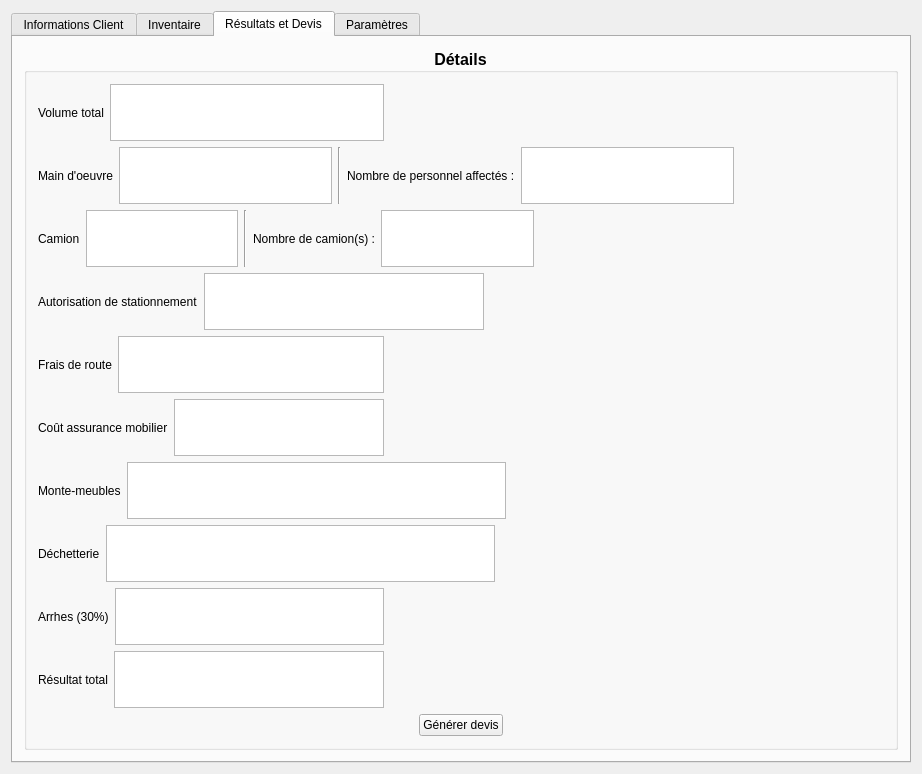
This is DevisMaker/MainWindow.ui in Andreas-Chatti/DevisMaker as Qt 5 draws it before an edit. The edited form follows.
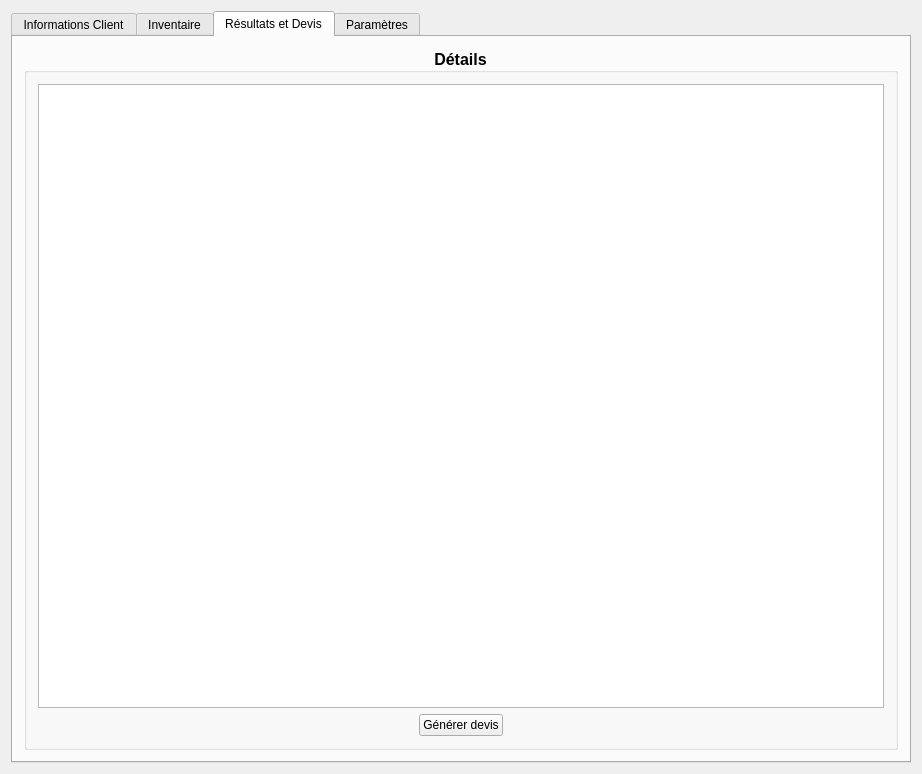
This is the edited form. The open tabs and pages were chosen to show the change.

What changed in the file:
```diff
--- a/DevisMaker/MainWindow.ui
+++ b/DevisMaker/MainWindow.ui
@@ -775,457 +775,7 @@
           </property>
           <layout class="QVBoxLayout" name="verticalLayout_2">
            <item>
-            <layout class="QHBoxLayout" name="horizontalLayout">
-             <item>
-              <widget class="QLabel" name="totalVolumeLabel">
-               <property name="sizePolicy">
-                <sizepolicy hsizetype="Preferred" vsizetype="Preferred">
-                 <horstretch>0</horstretch>
-                 <verstretch>0</verstretch>
-                </sizepolicy>
-               </property>
-               <property name="font">
-                <font>
-                 <family>Segoe UI Historic</family>
-                 <pointsize>9</pointsize>
-                 <bold>false</bold>
-                </font>
-               </property>
-               <property name="text">
-                <string>Volume total</string>
-               </property>
-              </widget>
-             </item>
-             <item>
-              <widget class="QTextBrowser" name="totalVolumeTextBrowser">
-               <property name="sizePolicy">
-                <sizepolicy hsizetype="Expanding" vsizetype="Expanding">
-                 <horstretch>0</horstretch>
-                 <verstretch>0</verstretch>
-                </sizepolicy>
-               </property>
-               <property name="cursor" stdset="0">
-                <cursorShape>IBeamCursor</cursorShape>
-               </property>
-              </widget>
-             </item>
-             <item>
-              <spacer name="horizontalSpacer_9">
-               <property name="orientation">
-                <enum>Qt::Orientation::Horizontal</enum>
-               </property>
-               <property name="sizeType">
-                <enum>QSizePolicy::Policy::Fixed</enum>
-               </property>
-               <property name="sizeHint" stdset="0">
-                <size>
-                 <width>500</width>
-                 <height>20</height>
-                </size>
-               </property>
-              </spacer>
-             </item>
-            </layout>
-           </item>
-           <item>
-            <layout class="QHBoxLayout" name="horizontalLayout_15">
-             <item>
-              <widget class="QLabel" name="coutMOLabel">
-               <property name="font">
-                <font>
-                 <family>Segoe UI Historic</family>
-                 <pointsize>9</pointsize>
-                 <bold>false</bold>
-                </font>
-               </property>
-               <property name="text">
-                <string>Main d'oeuvre</string>
-               </property>
-              </widget>
-             </item>
-             <item>
-              <widget class="QTextBrowser" name="coutMOTextBrowser">
-               <property name="cursor" stdset="0">
-                <cursorShape>IBeamCursor</cursorShape>
-               </property>
-              </widget>
-             </item>
-             <item>
-              <widget class="Line" name="line_11">
-               <property name="orientation">
-                <enum>Qt::Orientation::Vertical</enum>
-               </property>
-              </widget>
-             </item>
-             <item>
-              <widget class="QLabel" name="nbPersonnelsLabel">
-               <property name="font">
-                <font>
-                 <family>Segoe UI Historic</family>
-                 <pointsize>9</pointsize>
-                 <bold>false</bold>
-                </font>
-               </property>
-               <property name="text">
-                <string>Nombre de personnel affectés :</string>
-               </property>
-              </widget>
-             </item>
-             <item>
-              <widget class="QTextBrowser" name="nbPersonnelsTextBrowser"/>
-             </item>
-             <item>
-              <spacer name="horizontalSpacer_3">
-               <property name="orientation">
-                <enum>Qt::Orientation::Horizontal</enum>
-               </property>
-               <property name="sizeType">
-                <enum>QSizePolicy::Policy::Fixed</enum>
-               </property>
-               <property name="sizeHint" stdset="0">
-                <size>
-                 <width>150</width>
-                 <height>20</height>
-                </size>
-               </property>
-              </spacer>
-             </item>
-            </layout>
-           </item>
-           <item>
-            <layout class="QHBoxLayout" name="horizontalLayout_17">
-             <item>
-              <widget class="QLabel" name="coutCamionLabel">
-               <property name="font">
-                <font>
-                 <family>Segoe UI Historic</family>
-                 <pointsize>9</pointsize>
-                 <bold>false</bold>
-                </font>
-               </property>
-               <property name="text">
-                <string>Camion</string>
-               </property>
-              </widget>
-             </item>
-             <item>
-              <widget class="QTextBrowser" name="coutCamionTextBrowser">
-               <property name="cursor" stdset="0">
-                <cursorShape>IBeamCursor</cursorShape>
-               </property>
-              </widget>
-             </item>
-             <item>
-              <widget class="Line" name="line_12">
-               <property name="orientation">
-                <enum>Qt::Orientation::Vertical</enum>
-               </property>
-              </widget>
-             </item>
-             <item>
-              <widget class="QLabel" name="nbCamionLabel">
-               <property name="font">
-                <font>
-                 <family>Segoe UI Historic</family>
-                 <pointsize>9</pointsize>
-                 <bold>false</bold>
-                </font>
-               </property>
-               <property name="text">
-                <string>Nombre de camion(s) :</string>
-               </property>
-              </widget>
-             </item>
-             <item>
-              <widget class="QTextBrowser" name="nbCamionTextBrowser"/>
-             </item>
-             <item>
-              <spacer name="verticalSpacer">
-               <property name="orientation">
-                <enum>Qt::Orientation::Horizontal</enum>
-               </property>
-               <property name="sizeType">
-                <enum>QSizePolicy::Policy::Fixed</enum>
-               </property>
-               <property name="sizeHint" stdset="0">
-                <size>
-                 <width>350</width>
-                 <height>40</height>
-                </size>
-               </property>
-              </spacer>
-             </item>
-            </layout>
-           </item>
-           <item>
-            <layout class="QHBoxLayout" name="horizontalLayout_26">
-             <item>
-              <widget class="QLabel" name="coutASLabel">
-               <property name="font">
-                <font>
-                 <family>Segoe UI Historic</family>
-                 <pointsize>9</pointsize>
-                 <bold>false</bold>
-                </font>
-               </property>
-               <property name="text">
-                <string>Autorisation de stationnement</string>
-               </property>
-              </widget>
-             </item>
-             <item>
-              <widget class="QTextBrowser" name="coutASTextBrowser">
-               <property name="cursor" stdset="0">
-                <cursorShape>IBeamCursor</cursorShape>
-               </property>
-              </widget>
-             </item>
-             <item>
-              <spacer name="horizontalSpacer_4">
-               <property name="orientation">
-                <enum>Qt::Orientation::Horizontal</enum>
-               </property>
-               <property name="sizeType">
-                <enum>QSizePolicy::Policy::Fixed</enum>
-               </property>
-               <property name="sizeHint" stdset="0">
-                <size>
-                 <width>400</width>
-                 <height>20</height>
-                </size>
-               </property>
-              </spacer>
-             </item>
-            </layout>
-           </item>
-           <item>
-            <layout class="QHBoxLayout" name="horizontalLayout_29">
-             <item>
-              <widget class="QLabel" name="coutFraisRouteLabel">
-               <property name="font">
-                <font>
-                 <family>Segoe UI Historic</family>
-                 <pointsize>9</pointsize>
-                 <bold>false</bold>
-                </font>
-               </property>
-               <property name="text">
-                <string>Frais de route</string>
-               </property>
-              </widget>
-             </item>
-             <item>
-              <widget class="QTextBrowser" name="coutFraisRouteTextBrowser"/>
-             </item>
-             <item>
-              <spacer name="horizontalSpacer_5">
-               <property name="orientation">
-                <enum>Qt::Orientation::Horizontal</enum>
-               </property>
-               <property name="sizeType">
-                <enum>QSizePolicy::Policy::Fixed</enum>
-               </property>
-               <property name="sizeHint" stdset="0">
-                <size>
-                 <width>500</width>
-                 <height>20</height>
-                </size>
-               </property>
-              </spacer>
-             </item>
-            </layout>
-           </item>
-           <item>
-            <layout class="QHBoxLayout" name="horizontalLayout_18">
-             <item>
-              <widget class="QLabel" name="coutAssuranceLabel">
-               <property name="font">
-                <font>
-                 <family>Segoe UI Historic</family>
-                 <pointsize>9</pointsize>
-                 <bold>false</bold>
-                </font>
-               </property>
-               <property name="text">
-                <string>Coût assurance mobilier</string>
-               </property>
-              </widget>
-             </item>
-             <item>
-              <widget class="QTextBrowser" name="coutAssuranceTextBrowser">
-               <property name="cursor" stdset="0">
-                <cursorShape>IBeamCursor</cursorShape>
-               </property>
-              </widget>
-             </item>
-             <item>
-              <spacer name="horizontalSpacer_6">
-               <property name="orientation">
-                <enum>Qt::Orientation::Horizontal</enum>
-               </property>
-               <property name="sizeType">
-                <enum>QSizePolicy::Policy::Fixed</enum>
-               </property>
-               <property name="sizeHint" stdset="0">
-                <size>
-                 <width>500</width>
-                 <height>20</height>
-                </size>
-               </property>
-              </spacer>
-             </item>
-            </layout>
-           </item>
-           <item>
-            <layout class="QHBoxLayout" name="horizontalLayout_27">
-             <item>
-              <widget class="QLabel" name="coutMMLabel">
-               <property name="font">
-                <font>
-                 <family>Segoe UI Historic</family>
-                 <pointsize>9</pointsize>
-                 <bold>false</bold>
-                 <kerning>true</kerning>
-                </font>
-               </property>
-               <property name="text">
-                <string>Monte-meubles</string>
-               </property>
-              </widget>
-             </item>
-             <item>
-              <widget class="QTextBrowser" name="coutMMTextBrowser"/>
-             </item>
-             <item>
-              <spacer name="horizontalSpacer_25">
-               <property name="orientation">
-                <enum>Qt::Orientation::Horizontal</enum>
-               </property>
-               <property name="sizeHint" stdset="0">
-                <size>
-                 <width>40</width>
-                 <height>20</height>
-                </size>
-               </property>
-              </spacer>
-             </item>
-            </layout>
-           </item>
-           <item>
-            <layout class="QHBoxLayout" name="horizontalLayout_31">
-             <item>
-              <widget class="QLabel" name="deLabel">
-               <property name="font">
-                <font>
-                 <family>Segoe UI Historic</family>
-                 <pointsize>9</pointsize>
-                 <bold>false</bold>
-                </font>
-               </property>
-               <property name="text">
-                <string>Déchetterie</string>
-               </property>
-              </widget>
-             </item>
-             <item>
-              <widget class="QTextBrowser" name="deTextBrowser"/>
-             </item>
-             <item>
-              <spacer name="horizontalSpacer_26">
-               <property name="orientation">
-                <enum>Qt::Orientation::Horizontal</enum>
-               </property>
-               <property name="sizeHint" stdset="0">
-                <size>
-                 <width>40</width>
-                 <height>20</height>
-                </size>
-               </property>
-              </spacer>
-             </item>
-            </layout>
-           </item>
-           <item>
-            <layout class="QHBoxLayout" name="horizontalLayout_19">
-             <item>
-              <widget class="QLabel" name="arrhesLabel">
-               <property name="font">
-                <font>
-                 <family>Segoe UI Historic</family>
-                 <pointsize>9</pointsize>
-                 <bold>false</bold>
-                </font>
-               </property>
-               <property name="text">
-                <string>Arrhes (30%)</string>
-               </property>
-              </widget>
-             </item>
-             <item>
-              <widget class="QTextBrowser" name="arrhesTextBrowser">
-               <property name="cursor" stdset="0">
-                <cursorShape>IBeamCursor</cursorShape>
-               </property>
-              </widget>
-             </item>
-             <item>
-              <spacer name="horizontalSpacer_7">
-               <property name="orientation">
-                <enum>Qt::Orientation::Horizontal</enum>
-               </property>
-               <property name="sizeType">
-                <enum>QSizePolicy::Policy::Fixed</enum>
-               </property>
-               <property name="sizeHint" stdset="0">
-                <size>
-                 <width>500</width>
-                 <height>20</height>
-                </size>
-               </property>
-              </spacer>
-             </item>
-            </layout>
-           </item>
-           <item>
-            <layout class="QHBoxLayout" name="horizontalLayout_16">
-             <item>
-              <widget class="QLabel" name="totalPriceLabel">
-               <property name="font">
-                <font>
-                 <family>Segoe UI Historic</family>
-                 <pointsize>9</pointsize>
-                 <bold>false</bold>
-                </font>
-               </property>
-               <property name="text">
-                <string>Résultat total</string>
-               </property>
-              </widget>
-             </item>
-             <item>
-              <widget class="QTextBrowser" name="totalPriceTextBrowser">
-               <property name="cursor" stdset="0">
-                <cursorShape>IBeamCursor</cursorShape>
-               </property>
-              </widget>
-             </item>
-             <item>
-              <spacer name="horizontalSpacer_8">
-               <property name="orientation">
-                <enum>Qt::Orientation::Horizontal</enum>
-               </property>
-               <property name="sizeType">
-                <enum>QSizePolicy::Policy::Fixed</enum>
-               </property>
-               <property name="sizeHint" stdset="0">
-                <size>
-                 <width>500</width>
-                 <height>20</height>
-                </size>
-               </property>
-              </spacer>
-             </item>
-            </layout>
+            <widget class="QTableWidget" name="devisTableWidget"/>
            </item>
            <item>
             <layout class="QHBoxLayout" name="horizontalLayout_23">
```
Left out of the diff: 446 changed lines with no effect on the pictures.
